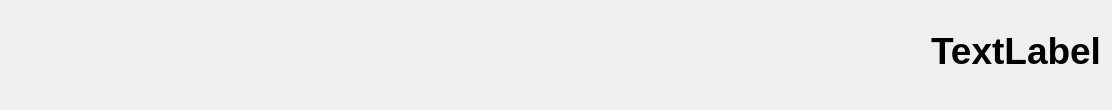
Qt form src/widget.ui (GLGDLY/spotify_floating_lyrics) before a commit.
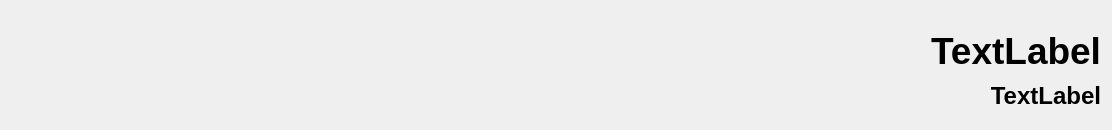
The same form after that commit.

```diff
--- a/src/widget.ui
+++ b/src/widget.ui
@@ -7,7 +7,7 @@
     <x>0</x>
     <y>0</y>
     <width>1112</width>
-    <height>110</height>
+    <height>130</height>
    </rect>
   </property>
   <property name="font">
@@ -39,6 +39,29 @@
     <set>Qt::AlignRight|Qt::AlignTrailing|Qt::AlignVCenter</set>
    </property>
   </widget>
+  <widget class="QLabel" name="label_2">
+   <property name="geometry">
+    <rect>
+     <x>10</x>
+     <y>80</y>
+     <width>1091</width>
+     <height>31</height>
+    </rect>
+   </property>
+   <property name="font">
+    <font>
+     <pointsize>18</pointsize>
+     <bold>true</bold>
+     <underline>false</underline>
+    </font>
+   </property>
+   <property name="text">
+    <string>TextLabel</string>
+   </property>
+   <property name="alignment">
+    <set>Qt::AlignRight|Qt::AlignTrailing|Qt::AlignVCenter</set>
+   </property>
+  </widget>
  </widget>
  <resources/>
  <connections/>
```
